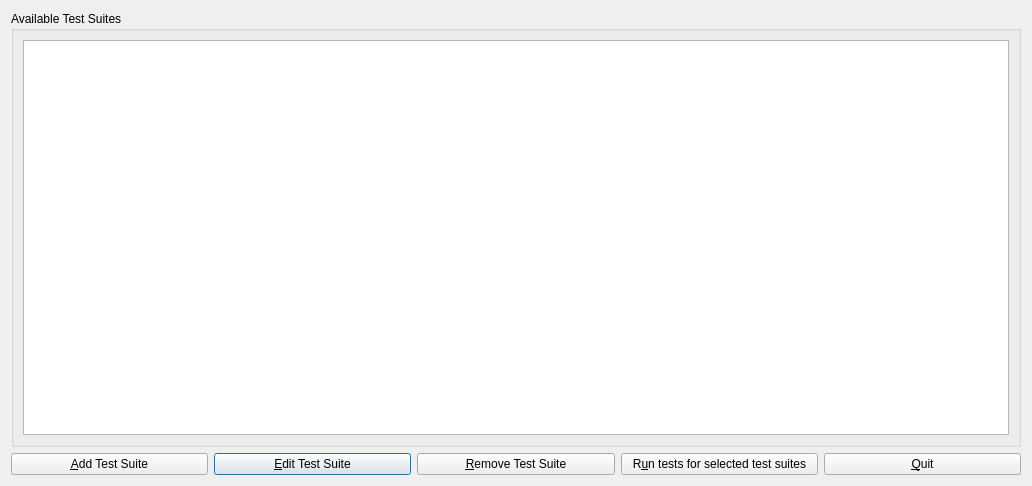
dpinelo/qt_monkey, file qtmonkey_gui2/testsuitesdlg.ui: the form before one commit.
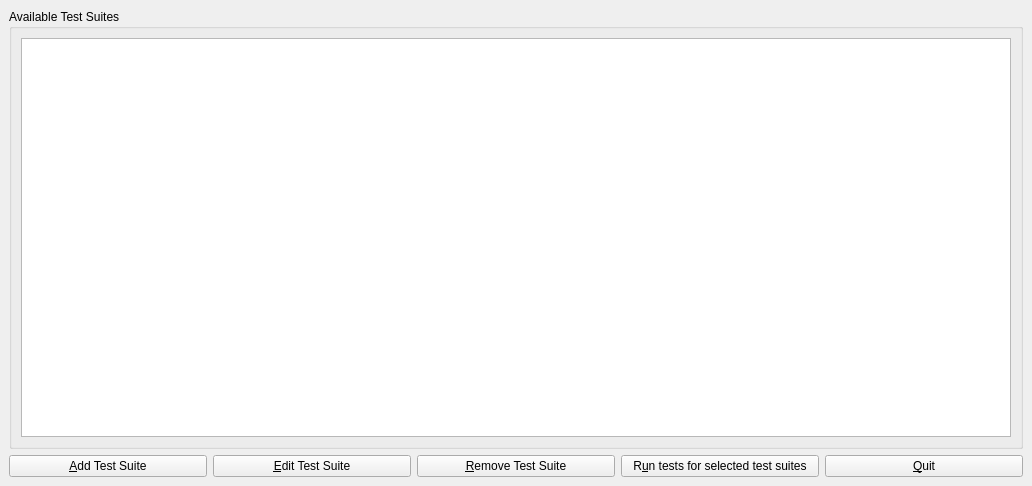
The form after the commit.

The edit to the form file:
```diff
--- a/qtmonkey_gui2/testsuitesdlg.ui
+++ b/qtmonkey_gui2/testsuitesdlg.ui
@@ -1,7 +1,7 @@
 <?xml version="1.0" encoding="UTF-8"?>
 <ui version="4.0">
  <class>TestSuitesDlg</class>
- <widget class="QDialog" name="TestSuitesDlg">
+ <widget class="QMainWindow" name="TestSuitesDlg">
   <property name="geometry">
    <rect>
     <x>0</x>
@@ -13,6 +13,7 @@
   <property name="windowTitle">
    <string>Test Suites</string>
   </property>
+  <widget class="QWidget" name="centralWidget">
   <layout class="QGridLayout" name="gridLayout">
    <item row="1" column="1">
     <widget class="QPushButton" name="pbEdit">
@@ -75,6 +76,7 @@
     </widget>
    </item>
   </layout>
+  </widget>
  </widget>
  <tabstops>
   <tabstop>tableView</tabstop>
```
Lines whose indentation alone changed are shown as unchanged.
